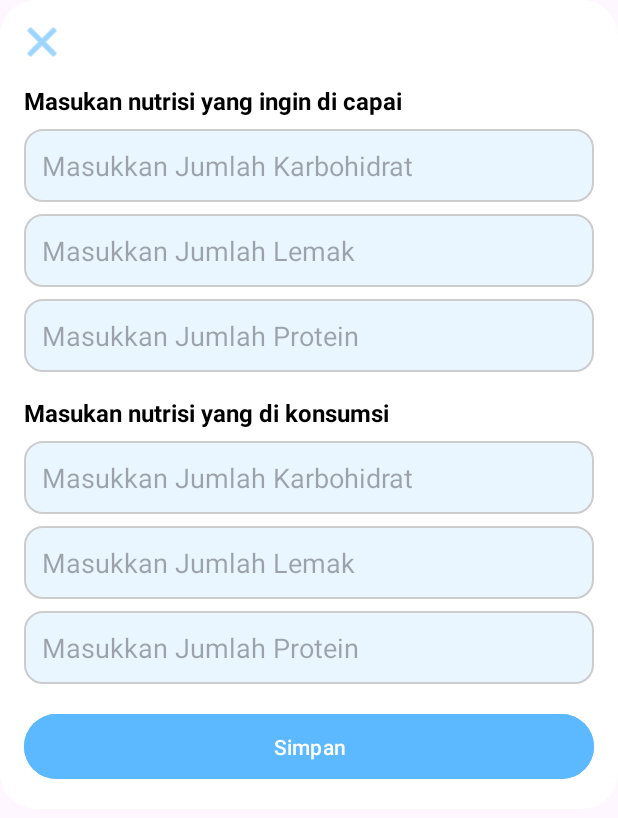
After one commit to alifnrhman/sehatbersama, an Android app: the layout dialog_nutrition_popup.xml on its own in the app's theme, with its tools: preview values and no code run, on a phone screen of 412 x 824 dp. The commit adds this screen. Shown: the top 818 px of the screen. Run offline under Robolectric (Android 15) with nearby library versions, the phone set to English and light mode, and no system bars.

Commit message:
menambahkan modal popup pada bagian nutrisi

```diff
--- a/app/src/main/AndroidManifest.xml
+++ b/app/src/main/AndroidManifest.xml
@@ -14,16 +14,18 @@
         tools:targetApi="31">
         <activity
             android:name=".HomePageActivity"
-            android:exported="false" />
-        <activity
-            android:name=".MainActivity"
-            android:exported="true">
+            android:exported="true" >
             <intent-filter>
                 <action android:name="android.intent.action.MAIN" />
 
                 <category android:name="android.intent.category.LAUNCHER" />
             </intent-filter>
         </activity>
+        <activity
+            android:name=".MainActivity"
+            android:exported="true">
+
+        </activity>
     </application>
 
 </manifest>
--- a/app/src/main/java/com/example/sehatbersama/HomePageActivity.java
+++ b/app/src/main/java/com/example/sehatbersama/HomePageActivity.java
@@ -1,6 +1,13 @@
 package com.example.sehatbersama;
 
+import android.app.AlertDialog;
 import android.os.Bundle;
+import android.view.LayoutInflater;
+import android.view.View;
+import android.widget.Button;
+import android.widget.EditText;
+import android.widget.ImageButton;
+import android.widget.Toast;
 
 import androidx.activity.EdgeToEdge;
 import androidx.appcompat.app.AppCompatActivity;
@@ -15,10 +22,57 @@ public class HomePageActivity extends AppCompatActivity {
         super.onCreate(savedInstanceState);
         EdgeToEdge.enable(this);
         setContentView(R.layout.activity_home_page);
+
         ViewCompat.setOnApplyWindowInsetsListener(findViewById(R.id.main), (v, insets) -> {
             Insets systemBars = insets.getInsets(WindowInsetsCompat.Type.systemBars());
             v.setPadding(systemBars.left, systemBars.top, systemBars.right, systemBars.bottom);
             return insets;
         });
+
+        ImageButton addNutritionButton = findViewById(R.id.addNutritionButton);
+        addNutritionButton.setOnClickListener(v -> showNutritionPopup());
+    }
+
+    private void showNutritionPopup() {
+        // Inflate layout popup
+        LayoutInflater inflater = LayoutInflater.from(this);
+        View popupView = inflater.inflate(R.layout.dialog_nutrition_popup, null);
+
+        // Buat AlertDialog
+        AlertDialog.Builder builder = new AlertDialog.Builder(this);
+        builder.setView(popupView);
+        AlertDialog dialog = builder.create();
+        dialog.getWindow().setBackgroundDrawableResource(android.R.color.transparent);
+        dialog.show();
+
+        // Tombol Close
+        ImageButton btnClose = popupView.findViewById(R.id.btnClose);
+        btnClose.setOnClickListener(v -> dialog.dismiss());
+
+        // Tombol Simpan
+        Button btnSave = popupView.findViewById(R.id.btnSave);
+        btnSave.setOnClickListener(v -> {
+            EditText targetCarb = popupView.findViewById(R.id.targetCarb);
+            EditText targetFat = popupView.findViewById(R.id.targetFat);
+            EditText targetProtein = popupView.findViewById(R.id.targetProtein);
+
+            EditText consumedCarb = popupView.findViewById(R.id.consumedCarb);
+            EditText consumedFat = popupView.findViewById(R.id.consumedFat);
+            EditText consumedProtein = popupView.findViewById(R.id.consumedProtein);
+
+            // Ambil nilai input (opsional bisa divalidasi/diproses)
+            String targetCarbVal = targetCarb.getText().toString();
+            String targetFatVal = targetFat.getText().toString();
+            String targetProteinVal = targetProtein.getText().toString();
+
+            String consumedCarbVal = consumedCarb.getText().toString();
+            String consumedFatVal = consumedFat.getText().toString();
+            String consumedProteinVal = consumedProtein.getText().toString();
+
+            // Contoh feedback
+            Toast.makeText(this, "Data nutrisi disimpan", Toast.LENGTH_SHORT).show();
+
+            dialog.dismiss();
+        });
     }
 }
--- /dev/null
+++ b/app/src/main/res/drawable/edittext_background.xml
@@ -0,0 +1,6 @@
+<shape xmlns:android="http://schemas.android.com/apk/res/android"
+    android:shape="rectangle">
+    <solid android:color="#E9F6FF" />
+    <corners android:radius="12dp" />
+    <stroke android:width="1dp" android:color="#CCCCCC" />
+</shape>
--- /dev/null
+++ b/app/src/main/res/drawable/popup_background.xml
@@ -0,0 +1,12 @@
+<!-- res/drawable/popup_background.xml -->
+<shape xmlns:android="http://schemas.android.com/apk/res/android"
+    android:shape="rectangle">
+    <solid android:color="#FFFFFF" />
+    <corners android:radius="24dp" />
+    <padding
+        android:left="16dp"
+        android:top="16dp"
+        android:right="16dp"
+        android:bottom="16dp" />
+    <elevation android:value="8dp" />
+</shape>
--- a/app/src/main/res/layout/activity_home_page.xml
+++ b/app/src/main/res/layout/activity_home_page.xml
@@ -485,4 +485,6 @@
         </LinearLayout>
     </androidx.cardview.widget.CardView>
 
+
+
 </androidx.constraintlayout.widget.ConstraintLayout>
--- /dev/null
+++ b/app/src/main/res/layout/dialog_nutrition_popup.xml
@@ -0,0 +1,119 @@
+<ScrollView xmlns:android="http://schemas.android.com/apk/res/android"
+    xmlns:app="http://schemas.android.com/apk/res-auto"
+    xmlns:tools="http://schemas.android.com/tools"
+    android:layout_width="match_parent"
+    android:layout_height="wrap_content"
+    android:padding="16dp"
+    android:background="@drawable/popup_background"
+    android:fillViewport="true">
+
+    <RelativeLayout
+        android:layout_width="match_parent"
+        android:layout_height="wrap_content">
+
+        <!-- Tombol Close -->
+        <ImageButton
+            android:id="@+id/btnClose"
+            android:layout_width="24dp"
+            android:layout_height="24dp"
+            android:layout_alignParentStart="true"
+            android:layout_marginBottom="8dp"
+            android:background="@android:color/transparent"
+            android:contentDescription="Tutup"
+            android:src="@android:drawable/ic_menu_close_clear_cancel"
+            app:tint="#5DB9FF"
+            tools:ignore="TouchTargetSizeCheck" />
+
+        <!-- Konten Form -->
+        <LinearLayout
+            android:id="@+id/formContainer"
+            android:orientation="vertical"
+            android:layout_width="match_parent"
+            android:layout_height="wrap_content"
+            android:layout_below="@id/btnClose"
+            android:layout_marginTop="8dp">
+
+            <TextView
+                android:text="Masukan nutrisi yang ingin di capai"
+                android:textStyle="bold"
+                android:textSize="16sp"
+                android:layout_marginBottom="8dp"
+                android:textColor="#000000"
+                android:layout_width="wrap_content"
+                android:layout_height="wrap_content" />
+
+            <EditText android:id="@+id/targetCarb"
+                android:hint="Masukkan Jumlah Karbohidrat"
+                android:layout_width="match_parent"
+                android:layout_height="wrap_content"
+                android:inputType="numberDecimal"
+                android:background="@drawable/edittext_background"
+                android:padding="12dp"
+                android:layout_marginBottom="8dp" />
+
+            <EditText android:id="@+id/targetFat"
+                android:hint="Masukkan Jumlah Lemak"
+                android:layout_width="match_parent"
+                android:layout_height="wrap_content"
+                android:inputType="numberDecimal"
+                android:background="@drawable/edittext_background"
+                android:padding="12dp"
+                android:layout_marginBottom="8dp" />
+
+            <EditText android:id="@+id/targetProtein"
+                android:hint="Masukkan Jumlah Protein"
+                android:layout_width="match_parent"
+                android:layout_height="wrap_content"
+                android:inputType="numberDecimal"
+                android:background="@drawable/edittext_background"
+                android:padding="12dp"
+                android:layout_marginBottom="16dp" />
+
+            <TextView
+                android:text="Masukan nutrisi yang di konsumsi"
+                android:textStyle="bold"
+                android:textSize="16sp"
+                android:textColor="#000000"
+                android:layout_marginBottom="8dp"
+                android:layout_width="wrap_content"
+                android:layout_height="wrap_content" />
+
+            <EditText android:id="@+id/consumedCarb"
+                android:hint="Masukkan Jumlah Karbohidrat"
+                android:layout_width="match_parent"
+                android:layout_height="wrap_content"
+                android:inputType="numberDecimal"
+                android:background="@drawable/edittext_background"
+                android:padding="12dp"
+                android:layout_marginBottom="8dp" />
+
+            <EditText android:id="@+id/consumedFat"
+                android:hint="Masukkan Jumlah Lemak"
+                android:layout_width="match_parent"
+                android:layout_height="wrap_content"
+                android:inputType="numberDecimal"
+                android:background="@drawable/edittext_background"
+                android:padding="12dp"
+                android:layout_marginBottom="8dp" />
+
+            <EditText android:id="@+id/consumedProtein"
+                android:hint="Masukkan Jumlah Protein"
+                android:layout_width="match_parent"
+                android:layout_height="wrap_content"
+                android:inputType="numberDecimal"
+                android:background="@drawable/edittext_background"
+                android:padding="12dp"
+                android:layout_marginBottom="16dp" />
+
+            <Button
+                android:id="@+id/btnSave"
+                android:text="Simpan"
+                android:layout_width="match_parent"
+                android:layout_height="wrap_content"
+                android:backgroundTint="#5DB9FF"
+                android:textColor="#FFFFFF"
+                android:padding="12dp" />
+        </LinearLayout>
+
+    </RelativeLayout>
+</ScrollView>
```
